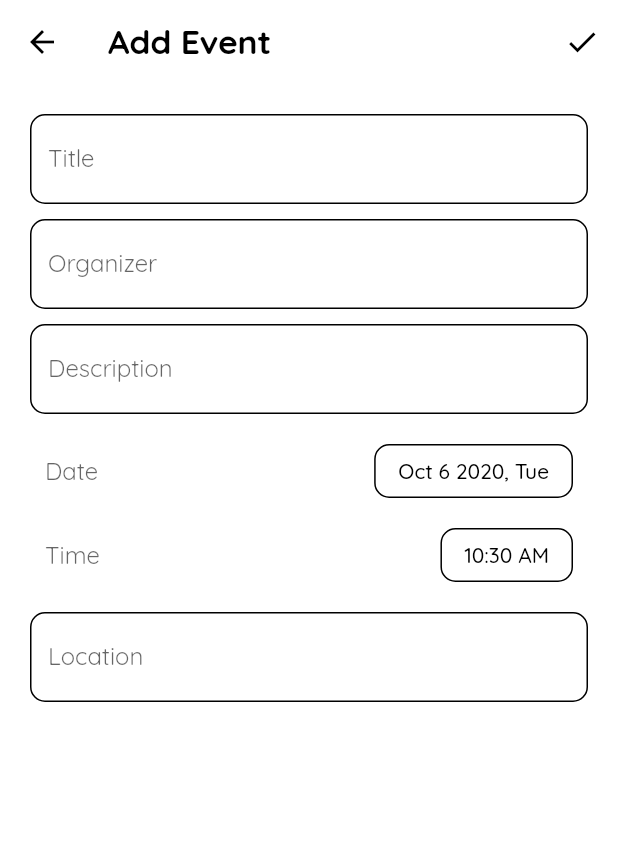
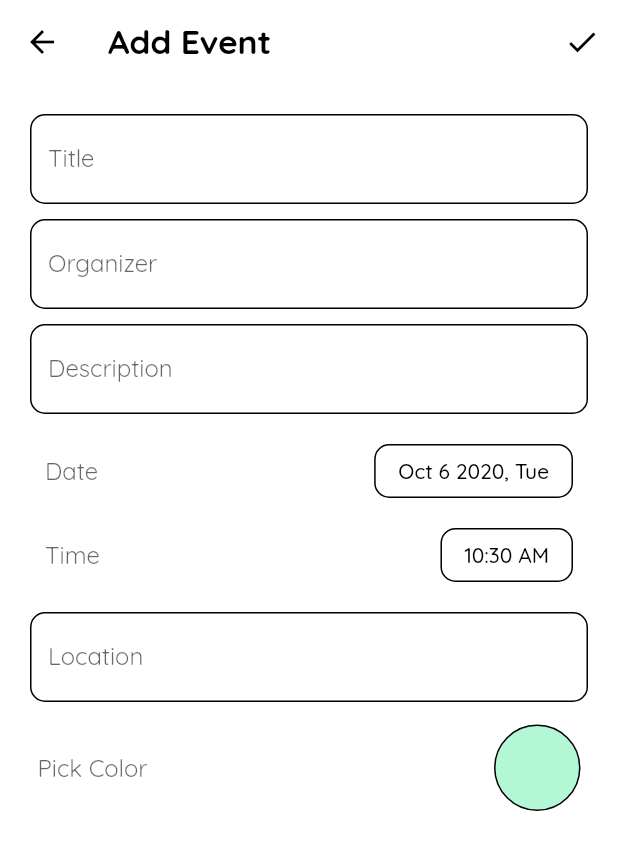
Before and after one commit to navaneethp123/nitk_virtual_guide, a Flutter app: the AddEventsScreen screen opened by its route, on a phone screen of 412 x 824 dp. Shown: the top 850 px of the screen. Run offline on Flutter 3.47's test engine with Material 2 defaults, Android fonts, the phone set to English and light mode, and no system bars; our stand-ins replace cloud_firestore, firebase_core; missing offline and left inert: flutter_material_color_picker; accounts and stored records are empty.

Commit message:
Color for events

```diff
--- a/lib/data/events.dart
+++ b/lib/data/events.dart
@@ -8,6 +8,7 @@ class Event {
   String description;
   String location;
   DateTime dateTime;
+  Color color;
 
   Event({
     this.id,
@@ -16,6 +17,7 @@ class Event {
     this.description,
     this.location,
     this.dateTime,
+    this.color,
   });
 }
 
@@ -40,6 +42,7 @@ class Events with ChangeNotifier {
           description: data['description'],
           location: data['location'],
           dateTime: DateTime.parse(data['dateTime']),
+          color: Color(data['color'] ?? 4288585374),
         ));
       });
       _events = events;
@@ -57,6 +60,7 @@ class Events with ChangeNotifier {
       'description': event.description,
       'location': event.location,
       'dateTime': event.dateTime.toIso8601String(),
+      'color': event.color.value,
     });
   }
 }
--- a/lib/ui/screens/add-event-screen.dart
+++ b/lib/ui/screens/add-event-screen.dart
@@ -1,4 +1,7 @@
+import 'dart:math';
+
 import 'package:flutter/material.dart';
+import 'package:flutter_material_color_picker/flutter_material_color_picker.dart';
 import 'package:provider/provider.dart';
 
 import '../../data/events.dart';
@@ -21,6 +24,22 @@ class _AddEventsScreenState extends State<AddEventsScreen> {
   String _description;
   DateTime _dateTime;
   String _location;
+  Color _color;
+  Color _tempColor;
+
+  final _colors = const [
+    Colors.purpleAccent,
+    Colors.deepPurpleAccent,
+    Colors.indigoAccent,
+    Colors.blueAccent,
+    Colors.lightBlueAccent,
+    Colors.greenAccent,
+    Colors.amberAccent,
+    Colors.orangeAccent,
+    Colors.deepOrangeAccent,
+    Colors.pinkAccent,
+    Colors.redAccent,
+  ];
 
   void _validateAndSave(BuildContext context) {
     if (!_form.currentState.validate()) return;
@@ -32,6 +51,7 @@ class _AddEventsScreenState extends State<AddEventsScreen> {
       description: _description,
       location: _location,
       organizer: _organizer,
+      color: _color,
     ));
 
     Navigator.of(context).pop();
@@ -42,8 +62,54 @@ class _AddEventsScreenState extends State<AddEventsScreen> {
     return null;
   }
 
+  void _openDialog(String title, Widget content) {
+    _tempColor = _color;
+    showDialog(
+      context: context,
+      builder: (_) {
+        return AlertDialog(
+          contentPadding: const EdgeInsets.all(6.0),
+          title: Text(title),
+          content: content,
+          actions: [
+            FlatButton(
+              child: Text('Cancel'),
+              onPressed: Navigator.of(context).pop,
+            ),
+            FlatButton(
+              color: Theme.of(context).primaryColor,
+              child: Text('OK'),
+              onPressed: () {
+                Navigator.of(context).pop();
+                setState(() => _color = _tempColor);
+              },
+            ),
+          ],
+        );
+      },
+    );
+  }
+
+  void _openColorPicker() async {
+    _openDialog(
+      "Color picker",
+      MaterialColorPicker(
+        selectedColor: _color,
+        allowShades: false,
+        shrinkWrap: true,
+        onlyShadeSelection: true,
+        onMainColorChange: (color) => _tempColor = color,
+        colors: _colors,
+        elevation: 0,
+      ),
+    );
+  }
+
   @override
   Widget build(BuildContext context) {
+    _color = _color ?? _colors[Random().nextInt(_colors.length)];
+    final theme = Theme.of(context);
+    final size = MediaQuery.of(context).size;
     return Scaffold(
       appBar: AppBar(
         title: Text(
@@ -97,6 +163,32 @@ class _AddEventsScreenState extends State<AddEventsScreen> {
                   onSaved: (newValue) => _location = newValue,
                   validator: (value) => _defaultValidator('Location', value),
                 ),
+                Container(
+                  padding: EdgeInsets.all(10),
+                  child: Row(
+                    mainAxisAlignment: MainAxisAlignment.spaceBetween,
+                    children: [
+                      Text(
+                        'Pick Color',
+                        style: theme.textTheme.subtitle1
+                            .copyWith(color: theme.hintColor),
+                      ),
+                      GestureDetector(
+                        onTap: _openColorPicker,
+                        child: Container(
+                          height: size.width * 0.14,
+                          width: size.width * 0.14,
+                          decoration: BoxDecoration(
+                            color: _color.withOpacity(0.5),
+                            borderRadius:
+                                BorderRadius.circular(size.width * 0.07),
+                            border: Border.all(),
+                          ),
+                        ),
+                      ),
+                    ],
+                  ),
+                ),
               ],
             ),
           ),
--- a/lib/ui/widgets/detail-container.dart
+++ b/lib/ui/widgets/detail-container.dart
@@ -4,7 +4,7 @@ class DetailContainer extends Container {
   DetailContainer(Widget widget, {String heading = ''})
       : super(
           decoration: BoxDecoration(
-            color: Colors.black12,
+            color: Colors.white,
             borderRadius: BorderRadius.circular(5),
           ),
           margin: EdgeInsets.symmetric(horizontal: 10, vertical: 5),
--- a/lib/ui/widgets/event-details.dart
+++ b/lib/ui/widgets/event-details.dart
@@ -30,7 +30,14 @@ class EventDetails extends StatelessWidget {
           topLeft: Radius.circular(15),
           topRight: Radius.circular(15),
         ),
-        color: Colors.white,
+        gradient: LinearGradient(
+          colors: [
+            Color.alphaBlend(event.color.withOpacity(0.3), Colors.white),
+            Color.alphaBlend(event.color.withOpacity(0.45), Colors.white),
+          ],
+          begin: Alignment.topCenter,
+          end: Alignment.bottomCenter,
+        ),
       ),
       clipBehavior: Clip.antiAlias,
       child: Column(
--- a/lib/ui/widgets/info-tile.dart
+++ b/lib/ui/widgets/info-tile.dart
@@ -6,6 +6,7 @@ class InfoTile extends StatelessWidget {
   final Widget leading;
   final Widget trailing;
   final Function onTap;
+  final Color color;
 
   InfoTile({
     this.title,
@@ -13,6 +14,7 @@ class InfoTile extends StatelessWidget {
     this.leading,
     this.trailing,
     this.onTap,
+    this.color,
   });
 
   @override
@@ -20,7 +22,7 @@ class InfoTile extends StatelessWidget {
     return Container(
       margin: EdgeInsets.symmetric(vertical: 5, horizontal: 10),
       decoration: BoxDecoration(
-        color: Colors.black12,
+        color: color,
         borderRadius: BorderRadius.circular(10),
       ),
       child: ListTile(
--- a/pubspec.yaml
+++ b/pubspec.yaml
@@ -26,7 +26,7 @@ dependencies:
   intl: ^0.16.1
   provider: ^4.3.2+2
   cloud_firestore: ^0.14.1+2
-  flutter_colorpicker: ^0.3.4
+  flutter_material_color_picker: ^1.0.5
 
 
   # The following adds the Cupertino Icons font to your application.
```
Also changed, not shown: lib/ui/screens/events-screen.dart (+15 -6 lines), pubspec.lock.
